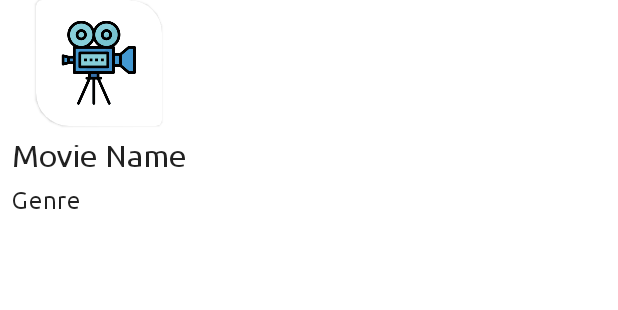
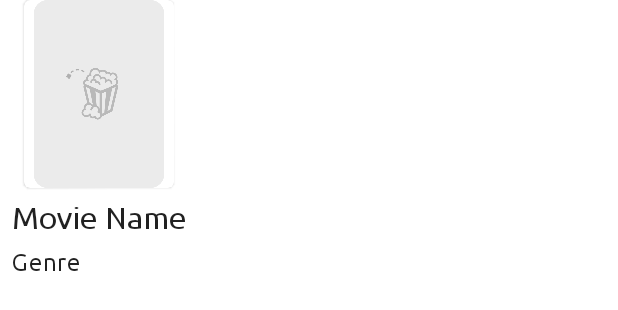
Before and after one commit to thawdezin/Roteshin, an Android app: the layout item_movie.xml on its own in the app's theme, with its tools: preview values and no code run, on a phone screen of 412 x 824 dp. Shown: the top 310 px of the screen. Run offline under Robolectric (Android 15) with nearby library versions, the phone set to English and light mode, and no system bars.

Commit message:
add place_holder.png, edit item_movies layout

```diff
--- a/app/src/main/res/layout/item_movie.xml
+++ b/app/src/main/res/layout/item_movie.xml
@@ -1,27 +1,26 @@
 <?xml version="1.0" encoding="utf-8"?>
-<androidx.constraintlayout.widget.ConstraintLayout
+<LinearLayout
     xmlns:android="http://schemas.android.com/apk/res/android"
     xmlns:app="http://schemas.android.com/apk/res-auto"
     xmlns:tools="http://schemas.android.com/tools"
     android:layout_width="wrap_content"
-    android:layout_height="wrap_content">
+    android:layout_height="wrap_content"
+    android:orientation="vertical">
 
     <com.google.android.material.card.MaterialCardView
         android:id="@+id/materialCardView"
-        android:layout_width="match_parent"
-        android:layout_height="match_parent"
-        app:layout_constraintEnd_toEndOf="parent"
-        app:layout_constraintStart_toStartOf="parent"
-        app:layout_constraintTop_toTopOf="parent"
-        style="?shapeAppearanceMediumComponent">
+        android:layout_width="wrap_content"
+        android:layout_height="wrap_content"
+        android:layout_gravity="center"
+        >
 
         <androidx.appcompat.widget.AppCompatImageView
             android:id="@+id/ivMovie"
-            android:layout_width="match_parent"
-            android:layout_height="match_parent"
-            app:srcCompat="@mipmap/ic_launcher"
-            tools:layout_editor_absoluteX="194dp"
-            tools:layout_editor_absoluteY="229dp" />
+            style="@style/App.ShapeAppearance.Medium"
+            android:layout_width="100dp"
+            android:layout_height="125dp"
+            app:srcCompat="@drawable/place_holder"
+            />
 
     </com.google.android.material.card.MaterialCardView>
 
@@ -32,11 +31,9 @@
         android:layout_marginStart="8dp"
         android:layout_marginTop="8dp"
         android:layout_marginEnd="8dp"
-        tools:text="Movie Name"
+        android:layout_gravity="center"
         android:textAppearance="?textAppearanceHeadline6"
-        app:layout_constraintEnd_toEndOf="parent"
-        app:layout_constraintStart_toStartOf="parent"
-        app:layout_constraintTop_toBottomOf="@+id/materialCardView" />
+        tools:text="Movie Name" />
 
     <com.google.android.material.textview.MaterialTextView
         android:id="@+id/tvMoiveItemGenre"
@@ -45,10 +42,7 @@
         android:layout_marginStart="8dp"
         android:layout_marginTop="8dp"
         android:layout_marginBottom="8dp"
+        android:layout_gravity="start"
         android:textAppearance="?textAppearanceBody1"
-        app:layout_constraintBottom_toBottomOf="parent"
-        app:layout_constraintStart_toStartOf="parent"
-        app:layout_constraintTop_toBottomOf="@+id/textView"
         tools:text="Genre" />
-
-</androidx.constraintlayout.widget.ConstraintLayout>
+</LinearLayout>
--- a/app/src/main/res/layout/testing_layout.xml
+++ /dev/null
@@ -1,8 +0,0 @@
-<?xml version="1.0" encoding="utf-8"?>
-<androidx.constraintlayout.widget.ConstraintLayout
-    xmlns:android="http://schemas.android.com/apk/res/android"
-    android:layout_width="match_parent"
-    android:layout_height="match_parent">
-
-
-</androidx.constraintlayout.widget.ConstraintLayout>
--- a/app/src/main/res/values/styles.xml
+++ b/app/src/main/res/values/styles.xml
@@ -11,21 +11,25 @@
         <item name="android:fontFamily">@font/ubuntu</item>
         <item name="toolbarStyle">@style/MyToolbarStyle</item>
         <item name="android:statusBarColor">@color/primaryDarkColor</item>
-        <item name="textAppearanceBody1">@style/TextAppearance.MaterialComponents.Body1</item>
-        <item name="textAppearanceHeadline4">@style/TextAppearance.MaterialComponents.Headline4</item>
-        <item name="shapeAppearanceMediumComponent">@style/MyCardViewDesign</item>
+
     </style>
 
-    <style name="MyCardViewDesign" parent="ShapeAppearance.MaterialComponents.MediumComponent">
+    <style name="App.ShapeAppearance.Small" parent="ShapeAppearance.MaterialComponents.SmallComponent">
         <item name="cornerFamily">rounded</item>
         <item name="cornerSizeTopRight">22dp</item>
         <item name="cornerSizeBottomLeft">22dp</item>
+    </style>
 
-<!--        <item name="cornerFamily">rounded</item>-->
-<!--        <item name="cornerFamilyTopRight">cut</item>-->
-<!--        <item name="cornerFamilyBottomRight">cut</item>-->
-<!--        <item name="cornerSizeTopLeft">32dp</item>-->
-<!--        <item name="cornerSizeBottomLeft">32dp</item>-->
+    <style name="App.ShapeAppearance.Medium" parent="ShapeAppearance.MaterialComponents.MediumComponent">
+        <item name="cornerFamily">rounded</item>
+        <item name="cornerSizeTopRight">22dp</item>
+        <item name="cornerSizeBottomLeft">22dp</item>
+    </style>
+
+    <style name="App.ShapeAppearance.Large" parent="ShapeAppearance.MaterialComponents.LargeComponent">
+        <item name="cornerFamily">rounded</item>
+        <item name="cornerSizeTopRight">22dp</item>
+        <item name="cornerSizeBottomLeft">22dp</item>
     </style>
 
     <style name="AppTheme.NoActionBar">
@@ -43,18 +47,3 @@
     </style>
 
 </resources>
-
-<!--    <style name="MyMaterialCardView" parent="Widget.MaterialComponents.CardView">-->
-<!--        <item name="shapeAppearanceMediumComponent">@style/AppAlertShapeComponent</item>-->
-<!--        <item name="shapeAppearanceOverlay">@style/MaterialCardViewDesign</item>-->
-<!--    </style>-->
-
-<!--    <style name="MaterialCardViewDesign" parent="">-->
-<!--        <item name="cornerFamily">rounded</item>-->
-<!--        <item name="cornerSize">16dp</item>-->
-<!--    </style>-->
-
-<!--    <style name="AppAlertShapeComponent" parent="ShapeAppearance.MaterialComponents.MediumComponent">-->
-<!--        <item name="cornerFamily">rounded</item>-->
-<!--        <item name="cornerSize">16dp</item>-->
-<!--    </style>-->
```
Also changed, not shown: app/src/main/res/drawable-nodpi/place_holder.png (added).
